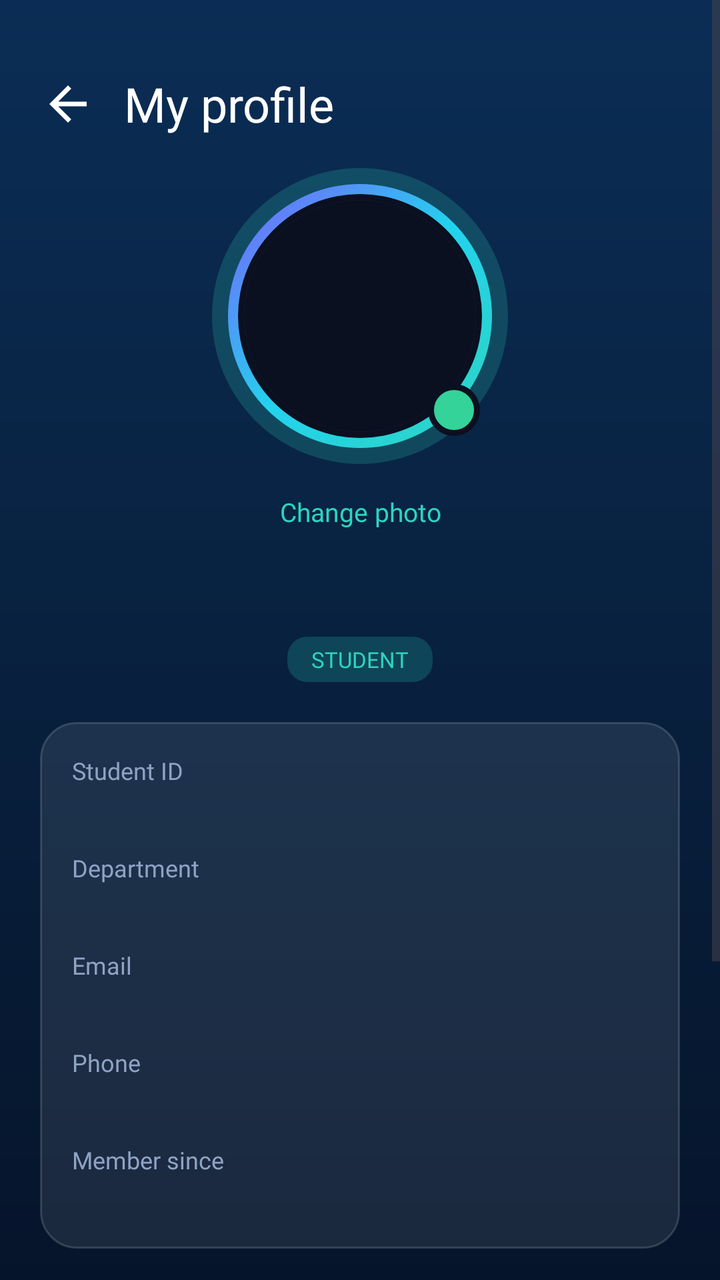
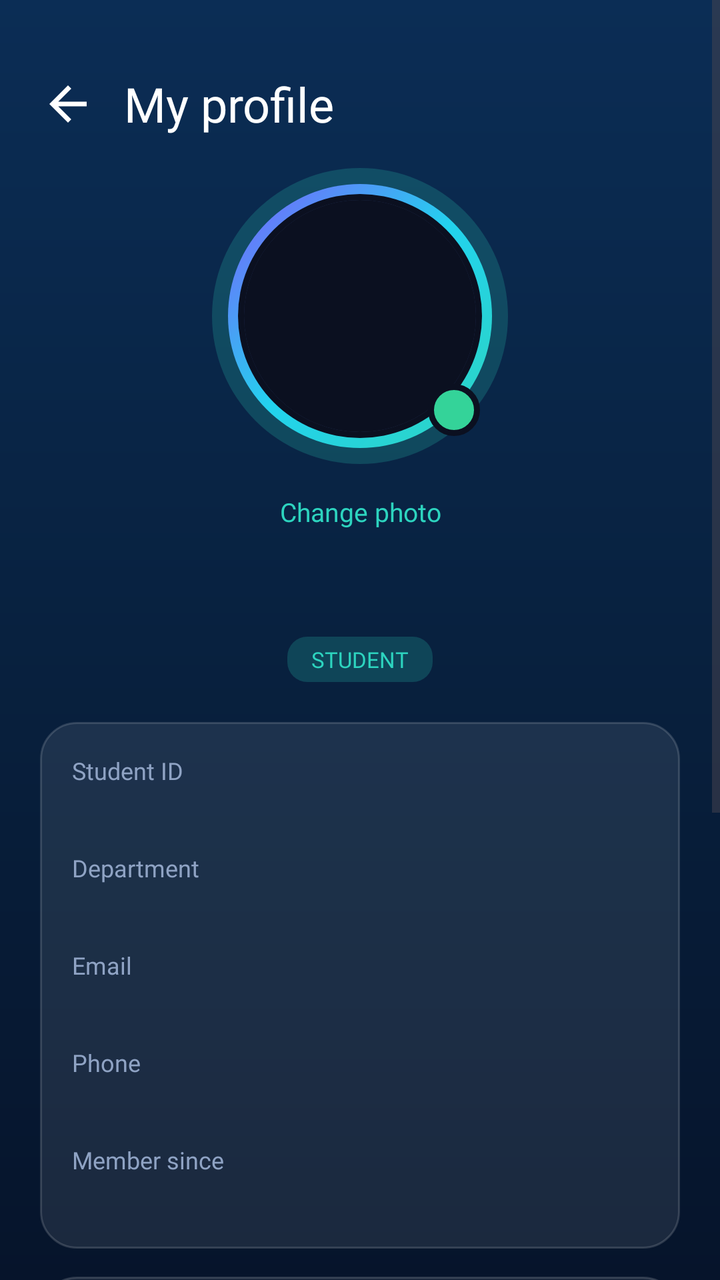

Screens rendered from an Android XML layout before and after an edit, with the pre-edit source and the edit as a unified diff.
<!-- AndroidManifest.xml: application theme Theme.CampusPulse -->
<!-- res/layout/activity_profile.xml -->
<?xml version="1.0" encoding="utf-8"?>
<ScrollView xmlns:android="http://schemas.android.com/apk/res/android"
    xmlns:app="http://schemas.android.com/apk/res-auto"
    android:layout_width="match_parent"
    android:layout_height="match_parent"
    android:background="@drawable/bg_dashboard"
    android:fillViewport="true">

    <LinearLayout
        android:layout_width="match_parent"
        android:layout_height="wrap_content"
        android:orientation="vertical"
        android:paddingStart="10dp"
        android:paddingTop="28dp"
        android:paddingEnd="20dp"
        android:paddingBottom="32dp">

        <LinearLayout
            android:layout_width="match_parent"
            android:layout_height="wrap_content"
            android:gravity="center_vertical"
            android:orientation="horizontal">

            <ImageView
                android:id="@+id/btnBack"
                android:layout_width="48dp"
                android:layout_height="48dp"
                android:background="?attr/selectableItemBackgroundBorderless"
                android:contentDescription="Back"
                android:padding="10dp"
                android:src="@drawable/ic_back" />

            <TextView
                android:layout_width="wrap_content"
                android:layout_height="wrap_content"
                android:layout_marginStart="4dp"
                android:fontFamily="@font/poppins_bold"
                android:text="My profile"
                android:textColor="#FFFFFF"
                android:textSize="24sp" />
        </LinearLayout>

        <LinearLayout
            android:layout_width="match_parent"
            android:layout_height="wrap_content"
            android:layout_marginStart="10dp"
            android:orientation="vertical">

            <FrameLayout
                android:layout_width="148dp"
                android:layout_height="148dp"
                android:layout_gravity="center_horizontal"
                android:layout_marginTop="8dp">

                
                <View
                    android:layout_width="match_parent"
                    android:layout_height="match_parent"
                    android:background="@drawable/bg_avatar_glow" />

                
                <View
                    android:layout_width="132dp"
                    android:layout_height="132dp"
                    android:layout_gravity="center"
                    android:background="@drawable/bg_avatar_ring" />

                
                <View
                    android:layout_width="122dp"
                    android:layout_height="122dp"
                    android:layout_gravity="center"
                    android:background="@drawable/bg_avatar_inner" />

                
                <TextView
                    android:id="@+id/tvAvatarLetter"
                    android:layout_width="116dp"
                    android:layout_height="116dp"
                    android:layout_gravity="center"
                    android:background="@drawable/bg_avatar_inner"
                    android:backgroundTint="#1E2A4A"
                    android:fontFamily="@font/poppins_bold"
                    android:gravity="center"
                    android:text="U"
                    android:textColor="#FFFFFF"
                    android:textSize="48sp" />

                
                <ImageView
                    android:id="@+id/ivAvatar"
                    android:layout_width="116dp"
                    android:layout_height="116dp"
                    android:layout_gravity="center"
                    android:background="@drawable/bg_avatar_inner"
                    android:clickable="true"
                    android:clipToOutline="true"
                    android:contentDescription="Profile photo. Double tap to change."
                    android:focusable="true"
                    android:scaleType="centerCrop" />

                <com.google.android.material.progressindicator.CircularProgressIndicator
                    android:id="@+id/avatarLoading"
                    android:layout_width="wrap_content"
                    android:layout_height="wrap_content"
                    android:layout_gravity="center"
                    android:indeterminate="true"
                    android:visibility="gone"
                    app:indicatorColor="#FFFFFF" />

                
                <View
                    android:layout_width="26dp"
                    android:layout_height="26dp"
                    android:layout_gravity="bottom|end"
                    android:layout_marginEnd="14dp"
                    android:layout_marginBottom="14dp"
                    android:background="@drawable/bg_status_dot" />
            </FrameLayout>

            <TextView
                android:id="@+id/tvChangePhoto"
                android:layout_width="wrap_content"
                android:layout_height="48dp"
                android:layout_gravity="center_horizontal"
                android:fontFamily="@font/poppins_bold"
                android:gravity="center"
                android:paddingStart="12dp"
                android:paddingEnd="12dp"
                android:text="Change photo"
                android:textColor="#2DD4BF"
                android:textSize="13sp" />

            <TextView
                android:id="@+id/tvName"
                android:layout_width="match_parent"
                android:layout_height="wrap_content"
                android:fontFamily="@font/poppins_bold"
                android:gravity="center"
                android:textColor="#FFFFFF"
                android:textSize="24sp" />

            <TextView
                android:layout_width="wrap_content"
                android:layout_height="wrap_content"
                android:layout_gravity="center_horizontal"
                android:layout_marginTop="6dp"
                android:background="@drawable/bg_badge"
                android:backgroundTint="#332DD4BF"
                android:fontFamily="@font/poppins_bold"
                android:paddingStart="12dp"
                android:paddingTop="4dp"
                android:paddingEnd="12dp"
                android:paddingBottom="4dp"
                android:text="STUDENT"
                android:textColor="#2DD4BF"
                android:textSize="11sp" />

            <LinearLayout
                android:layout_width="match_parent"
                android:layout_height="wrap_content"
                android:layout_marginTop="20dp"
                android:background="@drawable/bg_notice_item"
                android:orientation="vertical"
                android:padding="16dp">

                <TextView
                    android:layout_width="wrap_content"
                    android:layout_height="wrap_content"
                    android:fontFamily="@font/poppins_regular"
                    android:text="Student ID"
                    android:textColor="#8FA3C4"
                    android:textSize="12sp" />

                <TextView
                    android:id="@+id/tvStudentId"
                    android:layout_width="match_parent"
                    android:layout_height="wrap_content"
                    android:fontFamily="@font/poppins_bold"
                    android:textColor="#FFFFFF"
                    android:textIsSelectable="true"
                    android:textSize="15sp" />

                <TextView
                    android:layout_width="wrap_content"
                    android:layout_height="wrap_content"
                    android:layout_marginTop="12dp"
                    android:fontFamily="@font/poppins_regular"
                    android:text="Department"
                    android:textColor="#8FA3C4"
                    android:textSize="12sp" />

                <TextView
                    android:id="@+id/tvDept"
                    android:layout_width="match_parent"
                    android:layout_height="wrap_content"
                    android:fontFamily="@font/poppins_bold"
                    android:textColor="#FFFFFF"
                    android:textSize="15sp" />

                <TextView
                    android:layout_width="wrap_content"
                    android:layout_height="wrap_content"
                    android:layout_marginTop="12dp"
                    android:fontFamily="@font/poppins_regular"
                    android:text="Email"
                    android:textColor="#8FA3C4"
                    android:textSize="12sp" />

                <TextView
                    android:id="@+id/tvEmail"
                    android:layout_width="match_parent"
                    android:layout_height="wrap_content"
                    android:fontFamily="@font/poppins_bold"
                    android:textColor="#FFFFFF"
                    android:textIsSelectable="true"
                    android:textSize="15sp" />

                <TextView
                    android:layout_width="wrap_content"
                    android:layout_height="wrap_content"
                    android:layout_marginTop="12dp"
                    android:fontFamily="@font/poppins_regular"
                    android:text="Phone"
                    android:textColor="#8FA3C4"
                    android:textSize="12sp" />

                <TextView
                    android:id="@+id/tvPhone"
                    android:layout_width="match_parent"
                    android:layout_height="wrap_content"
                    android:fontFamily="@font/poppins_bold"
                    android:textColor="#FFFFFF"
                    android:textIsSelectable="true"
                    android:textSize="15sp" />

                <TextView
                    android:layout_width="wrap_content"
                    android:layout_height="wrap_content"
                    android:layout_marginTop="12dp"
                    android:fontFamily="@font/poppins_regular"
                    android:text="Member since"
                    android:textColor="#8FA3C4"
                    android:textSize="12sp" />

                <TextView
                    android:id="@+id/tvJoined"
                    android:layout_width="match_parent"
                    android:layout_height="wrap_content"
                    android:fontFamily="@font/poppins_bold"
                    android:textColor="#FFFFFF"
                    android:textSize="15sp" />
            </LinearLayout>

            <com.google.android.material.button.MaterialButton
                android:id="@+id/btnNotifications"
                style="@style/Widget.Material3.Button.OutlinedButton"
                android:layout_width="match_parent"
                android:layout_height="52dp"
                android:layout_marginTop="20dp"
                android:fontFamily="@font/poppins_bold"
                android:text="Notifications"
                android:textAllCaps="false"
                android:textColor="#FFFFFF"
                app:cornerRadius="26dp"
                app:icon="@drawable/ic_bell"
                app:iconTint="#2DD4BF"
                app:strokeColor="#4D6FA3" />

            <com.google.android.material.button.MaterialButton
                android:id="@+id/btnFeedback"
                style="@style/Widget.Material3.Button.OutlinedButton"
                android:layout_width="match_parent"
                android:layout_height="52dp"
                android:layout_marginTop="10dp"
                android:fontFamily="@font/poppins_bold"
                android:text="Send feedback"
                android:textAllCaps="false"
                android:textColor="#FFFFFF"
                app:cornerRadius="26dp"
                app:icon="@drawable/ic_sms"
                app:iconTint="#2DD4BF"
                app:strokeColor="#4D6FA3" />

            <com.google.android.material.button.MaterialButton
                android:id="@+id/btnLogout"
                android:layout_width="match_parent"
                android:layout_height="52dp"
                android:layout_marginTop="10dp"
                android:fontFamily="@font/poppins_bold"
                android:text="Log out"
                android:textAllCaps="false"
                android:textColor="#FFFFFF"
                app:backgroundTint="#D44458"
                app:cornerRadius="26dp" />
        </LinearLayout>
    </LinearLayout>
</ScrollView>
<!-- resources referenced by this layout -->
<resources>
  <!-- drawable bg_avatar_glow (drawable) -->
  <shape xmlns:android="http://schemas.android.com/apk/res/android" android:shape="oval">
      <solid android:color="#332DD4BF" />
  </shape>
  <!-- drawable bg_avatar_inner (drawable) -->
  <shape xmlns:android="http://schemas.android.com/apk/res/android" android:shape="oval">
      <solid android:color="#0B1020" />
  </shape>
  <!-- drawable bg_avatar_ring (drawable) -->
  <shape xmlns:android="http://schemas.android.com/apk/res/android" android:shape="oval">
      <gradient
          android:startColor="#7C5CFF"
          android:centerColor="#22D3EE"
          android:endColor="#2DD4BF"
          android:angle="315" />
  </shape>
  <!-- drawable bg_badge (drawable) -->
  <shape xmlns:android="http://schemas.android.com/apk/res/android">
      <solid android:color="#FFFFFF" />
      <corners android:radius="10dp" />
  </shape>
  <!-- drawable bg_dashboard (drawable) -->
  <shape xmlns:android="http://schemas.android.com/apk/res/android">
      <gradient android:startColor="#0B2D55" android:centerColor="#08213F"
          android:endColor="#06142B" android:angle="270" />
  </shape>
  <!-- drawable bg_notice_item (drawable) -->
  <shape xmlns:android="http://schemas.android.com/apk/res/android">
      <solid android:color="#16FFFFFF" />
      <stroke android:width="1dp" android:color="#26FFFFFF" />
      <corners android:radius="18dp" />
  </shape>
  <!-- drawable bg_status_dot (drawable) -->
  <shape xmlns:android="http://schemas.android.com/apk/res/android" android:shape="oval">
      <solid android:color="#34D399" />
      <stroke android:width="3dp" android:color="#0B1020" />
  </shape>
  <!-- drawable ic_back (drawable) -->
  <vector xmlns:android="http://schemas.android.com/apk/res/android"
      android:width="24dp" android:height="24dp"
      android:viewportWidth="24" android:viewportHeight="24">
      <path android:fillColor="#FFFFFF"
          android:pathData="M20,11H7.83l5.59,-5.59L12,4l-8,8 8,8 1.41,-1.41L7.83,13H20v-2z"/>
  </vector>
  <!-- drawable ic_bell (drawable) -->
  <vector xmlns:android="http://schemas.android.com/apk/res/android"
      android:width="24dp" android:height="24dp"
      android:viewportWidth="24" android:viewportHeight="24">
      <path android:fillColor="#FFFFFF"
          android:pathData="M12,22c1.1,0 2,-0.9 2,-2h-4c0,1.1 0.89,2 2,2zM18,16v-5c0,-3.07 -1.64,-5.64 -4.5,-6.32V4c0,-0.83 -0.67,-1.5 -1.5,-1.5s-1.5,0.67 -1.5,1.5v0.68C7.63,5.36 6,7.92 6,11v5l-2,2v1h16v-1l-2,-2z"/>
  </vector>
  <!-- drawable ic_sms (drawable) -->
  <vector xmlns:android="http://schemas.android.com/apk/res/android"
      android:width="24dp" android:height="24dp"
      android:viewportWidth="24" android:viewportHeight="24">
      <path android:fillColor="#FFFFFF"
          android:pathData="M20,2H4c-1.1,0 -1.99,0.9 -1.99,2L2,22l4,-4h14c1.1,0 2,-0.9 2,-2V4c0,-1.1 -0.9,-2 -2,-2zM6,9h12v2H6V9zM14,14H6v-2h8v2zM18,8H6V6h12v2z"/>
  </vector>
  <style name="Theme.CampusPulse" parent="Theme.Material3.DayNight.NoActionBar" />
</resources>

<!-- the commit's change to res/layout/activity_profile.xml (unified diff, before → after) -->
@@ -252,7 +252,72 @@
                     android:textSize="15sp" />
             </LinearLayout>
 
+            <LinearLayout
+                android:layout_width="match_parent"
+                android:layout_height="wrap_content"
+                android:layout_marginTop="14dp"
+                android:background="@drawable/bg_notice_item"
+                android:orientation="vertical"
+                android:padding="16dp">
+
+                <TextView
+                    android:layout_width="wrap_content"
+                    android:layout_height="wrap_content"
+                    android:fontFamily="@font/poppins_bold"
+                    android:text="Emergency contact"
+                    android:textColor="#FFFFFF"
+                    android:textSize="15sp" />
+
+                <TextView
+                    android:id="@+id/tvEmergency"
+                    android:layout_width="match_parent"
+                    android:layout_height="wrap_content"
+                    android:layout_marginTop="6dp"
+                    android:fontFamily="@font/poppins_regular"
+                    android:text="Not added"
+                    android:textColor="#C3D2EA"
+                    android:textSize="14sp" />
+
+                <LinearLayout
+                    android:layout_width="match_parent"
+                    android:layout_height="wrap_content"
+                    android:layout_marginTop="12dp"
+                    android:orientation="horizontal">
+
+                    <com.google.android.material.button.MaterialButton
+                        android:id="@+id/btnPickEmergency"
+                        android:layout_width="0dp"
+                        android:layout_height="52dp"
+                        android:layout_marginEnd="6dp"
+                        android:layout_weight="1.4"
+                        android:fontFamily="@font/poppins_bold"
+                        android:text="Choose from contacts"
+                        android:textAllCaps="false"
+                        android:textColor="#06201E"
+                        android:textSize="13sp"
+                        app:backgroundTint="#2DD4BF"
+                        app:cornerRadius="26dp" />
+
+                    <com.google.android.material.button.MaterialButton
+                        android:id="@+id/btnClearEmergency"
+                        style="@style/Widget.Material3.Button.OutlinedButton"
+                        android:layout_width="0dp"
+                        android:layout_height="52dp"
+                        android:layout_marginStart="6dp"
+                        android:layout_weight="1"
+                        android:fontFamily="@font/poppins_bold"
+                        android:text="Remove"
+                        android:textAllCaps="false"
+                        android:textColor="#FFFFFF"
+                        android:textSize="13sp"
+                        android:visibility="gone"
+                        app:cornerRadius="26dp"
+                        app:strokeColor="#4D6FA3" />
+                </LinearLayout>
+            </LinearLayout>
+
             <com.google.android.material.button.MaterialButton
+
                 android:id="@+id/btnNotifications"
                 style="@style/Widget.Material3.Button.OutlinedButton"
                 android:layout_width="match_parent"
